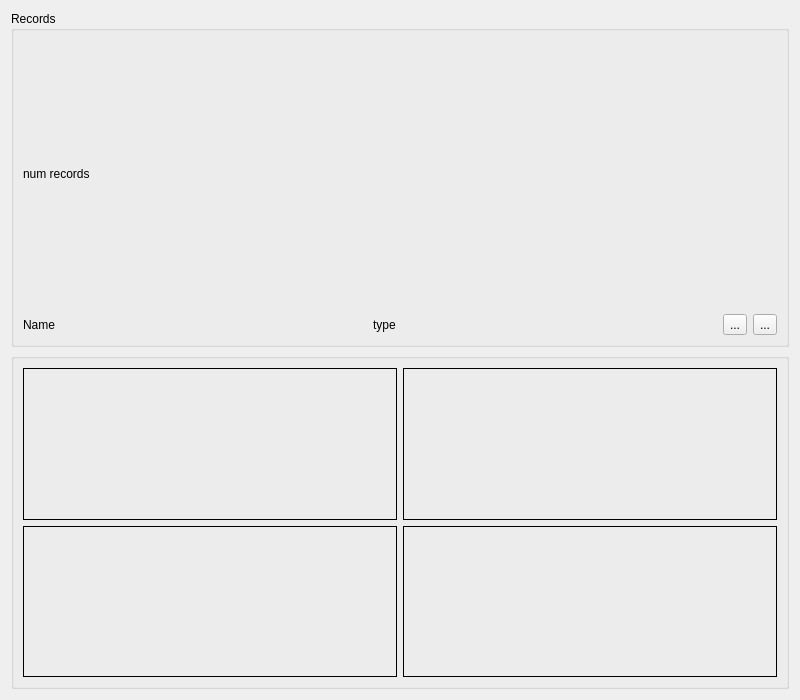
NCCA/Clutter25, file scripts/ui/ViewWidget.ui: the form before one commit.
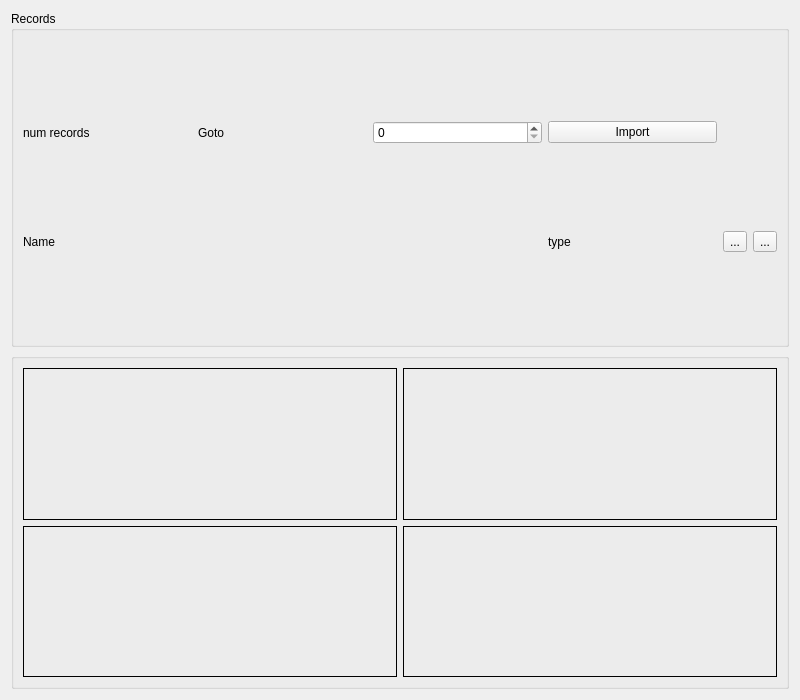
The form after the commit. Icons and pictures are not drawn.

```diff
--- a/scripts/ui/ViewWidget.ui
+++ b/scripts/ui/ViewWidget.ui
@@ -23,26 +23,6 @@
       <string>Records</string>
      </property>
      <layout class="QGridLayout" name="gridLayout_3">
-      <item row="1" column="4">
-       <widget class="QToolButton" name="next_record">
-        <property name="text">
-         <string>...</string>
-        </property>
-        <property name="icon">
-         <iconset theme="QIcon::ThemeIcon::GoNext" />
-        </property>
-       </widget>
-      </item>
-      <item row="1" column="3">
-       <widget class="QToolButton" name="previous_record">
-        <property name="text">
-         <string>...</string>
-        </property>
-        <property name="icon">
-         <iconset theme="QIcon::ThemeIcon::GoPrevious" />
-        </property>
-       </widget>
-      </item>
       <item row="0" column="0">
        <widget class="QLabel" name="num_records">
         <property name="text">
@@ -50,20 +30,57 @@
         </property>
        </widget>
       </item>
-      <item row="1" column="0">
-       <widget class="QLabel" name="name_label">
-        <property name="text">
-         <string>Name</string>
-        </property>
-       </widget>
-      </item>
-      <item row="1" column="1">
+      <item row="1" column="3">
        <widget class="QLabel" name="type_label">
         <property name="text">
          <string>type</string>
         </property>
        </widget>
       </item>
+      <item row="0" column="1">
+       <widget class="QLabel" name="label">
+        <property name="text">
+         <string>Goto</string>
+        </property>
+       </widget>
+      </item>
+      <item row="1" column="5">
+       <widget class="QToolButton" name="previous_record">
+        <property name="text">
+         <string>...</string>
+        </property>
+        <property name="icon">
+         <iconset theme="QIcon::ThemeIcon::GoPrevious"/>
+        </property>
+       </widget>
+      </item>
+      <item row="0" column="2">
+       <widget class="QSpinBox" name="goto_record"/>
+      </item>
+      <item row="1" column="0">
+       <widget class="QLabel" name="name_label">
+        <property name="text">
+         <string>Name</string>
+        </property>
+       </widget>
+      </item>
+      <item row="0" column="3">
+       <widget class="QPushButton" name="import_mesh">
+        <property name="text">
+         <string>Import</string>
+        </property>
+       </widget>
+      </item>
+      <item row="1" column="6">
+       <widget class="QToolButton" name="next_record">
+        <property name="text">
+         <string>...</string>
+        </property>
+        <property name="icon">
+         <iconset theme="QIcon::ThemeIcon::GoNext"/>
+        </property>
+       </widget>
+      </item>
      </layout>
     </widget>
    </item>
```
Left out of the diff: 16 changed lines with no effect on the pictures.
